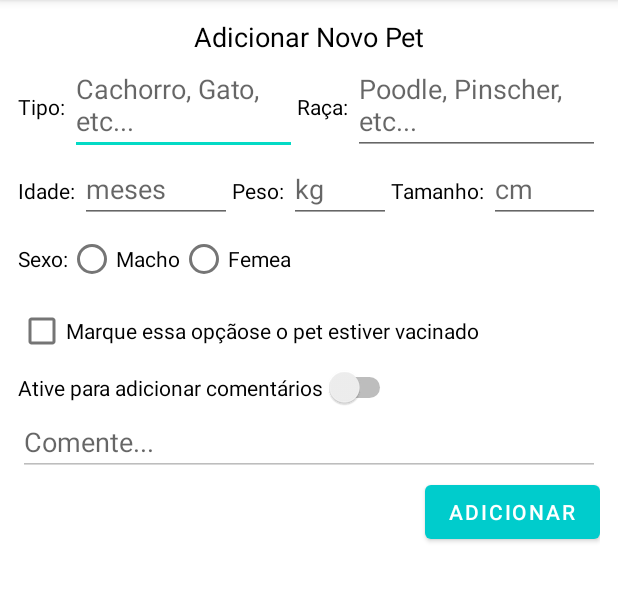
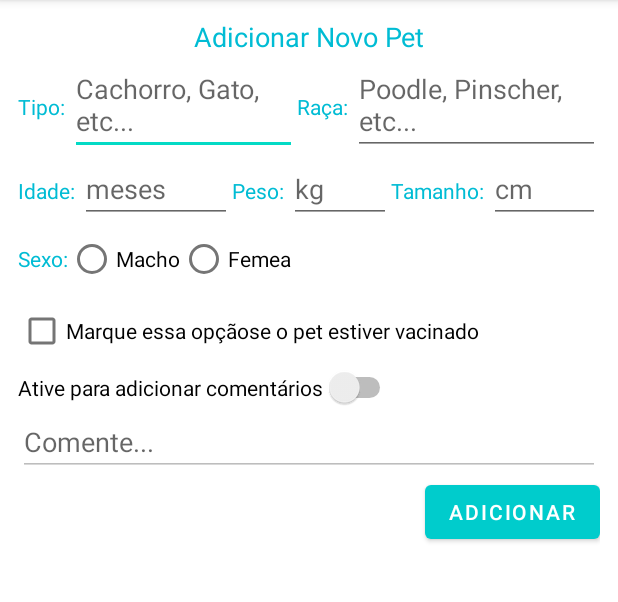
Before and after one commit to uriellopes/AdotePets, an Android app: the AdcionarPetFragment screen opened directly, with no data from a screen before it, on a phone screen of 412 x 824 dp, the part 84-686 px from its top. Run offline under Robolectric (Android 15) with nearby library versions, the light colour scheme and no system bars.

Commit message:
Alteração no layout

```diff
--- a/app/src/main/res/layout/fragment_adcionar_pet.xml
+++ b/app/src/main/res/layout/fragment_adcionar_pet.xml
@@ -9,10 +9,10 @@
     <TextView
         android:layout_width="match_parent"
         android:layout_height="wrap_content"
+        android:gravity="center"
         android:text="Adicionar Novo Pet"
-        android:textColor="@color/black"
-        android:gravity="center"
-        android:textSize="18dp"/>
+        android:textColor="#00BCD4"
+        android:textSize="18dp" />
 
     <LinearLayout
         android:layout_width="match_parent"
@@ -21,9 +21,9 @@
         <TextView
             android:layout_width="wrap_content"
             android:layout_height="wrap_content"
-            android:textColor="@color/black"
+            android:labelFor="@+id/edit_tipo"
             android:text="Tipo: "
-            android:labelFor="@+id/edit_tipo"/>
+            android:textColor="#00BCD4" />
 
         <EditText
             android:layout_width="wrap_content"
@@ -36,9 +36,9 @@
         <TextView
             android:layout_width="wrap_content"
             android:layout_height="wrap_content"
+            android:labelFor="@+id/edit_raca"
             android:text="Raça: "
-            android:textColor="@color/black"
-            android:labelFor="@+id/edit_raca"/>
+            android:textColor="#00BCD4" />
 
         <EditText
             android:layout_width="wrap_content"
@@ -57,9 +57,9 @@
         <TextView
             android:layout_width="wrap_content"
             android:layout_height="wrap_content"
+            android:labelFor="@+id/edit_idade"
             android:text="Idade: "
-            android:textColor="@color/black"
-            android:labelFor="@+id/edit_idade"/>
+            android:textColor="#00BCD4" />
 
         <EditText
             android:layout_width="wrap_content"
@@ -73,9 +73,9 @@
         <TextView
             android:layout_width="wrap_content"
             android:layout_height="wrap_content"
-            android:textColor="@color/black"
+            android:labelFor="@+id/edit_peso"
             android:text="Peso: "
-            android:labelFor="@+id/edit_peso"/>
+            android:textColor="#00BCD4" />
 
         <EditText
             android:layout_width="wrap_content"
@@ -89,9 +89,9 @@
         <TextView
             android:layout_width="wrap_content"
             android:layout_height="wrap_content"
+            android:labelFor="@+id/edit_tamanho"
             android:text="Tamanho: "
-            android:textColor="@color/black"
-            android:labelFor="@+id/edit_tamanho"/>
+            android:textColor="#00BCD4" />
 
         <EditText
             android:layout_width="wrap_content"
@@ -111,9 +111,9 @@
         <TextView
             android:layout_width="wrap_content"
             android:layout_height="wrap_content"
+            android:layout_gravity="center"
             android:text="Sexo:"
-            android:textColor="@color/black"
-            android:layout_gravity="center"/>
+            android:textColor="#00BCD4" />
 
         <RadioGroup
             android:layout_width="wrap_content"
--- a/app/src/main/res/layout/fragment_adicionar_petshop.xml
+++ b/app/src/main/res/layout/fragment_adicionar_petshop.xml
@@ -10,17 +10,17 @@
     <TextView
         android:layout_width="match_parent"
         android:layout_height="wrap_content"
+        android:gravity="center"
         android:text="Adicionar Novo Petshop"
-        android:textColor="@color/black"
-        android:gravity="center"
-        android:textSize="18dp"/>
+        android:textColor="#00BCD4"
+        android:textSize="18dp" />
 
     <TextView
         android:layout_width="wrap_content"
         android:layout_height="wrap_content"
-        android:textColor="@color/black"
+        android:labelFor="@+id/edit_nome"
         android:text="Nome: "
-        android:labelFor="@+id/edit_nome"/>
+        android:textColor="#00BCD4" />
 
     <EditText
         android:id="@+id/edit_nome"
@@ -34,12 +34,13 @@
         android:layout_height="wrap_content"
         android:layout_width="match_parent"
         android:orientation="horizontal">
+
         <TextView
             android:layout_width="wrap_content"
             android:layout_height="wrap_content"
+            android:labelFor="@+id/edit_Endereco"
             android:text="Endereço: "
-            android:textColor="@color/black"
-            android:labelFor="@+id/edit_Endereco"/>
+            android:textColor="#00BCD4" />
 
         <EditText
             android:id="@+id/edit_Endereco"
```
